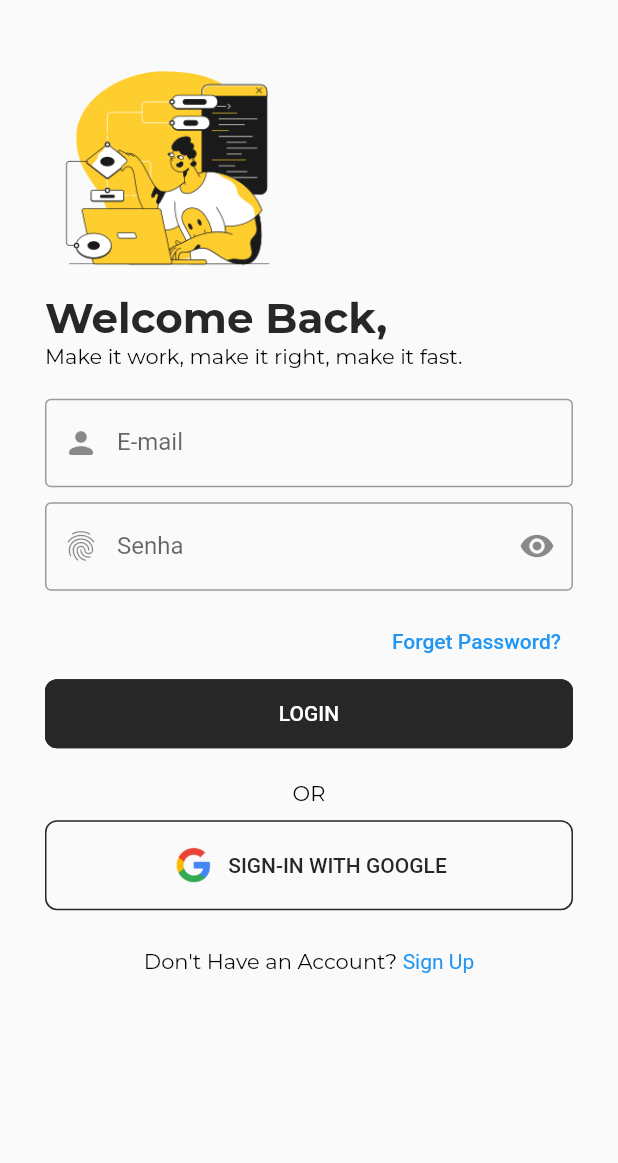
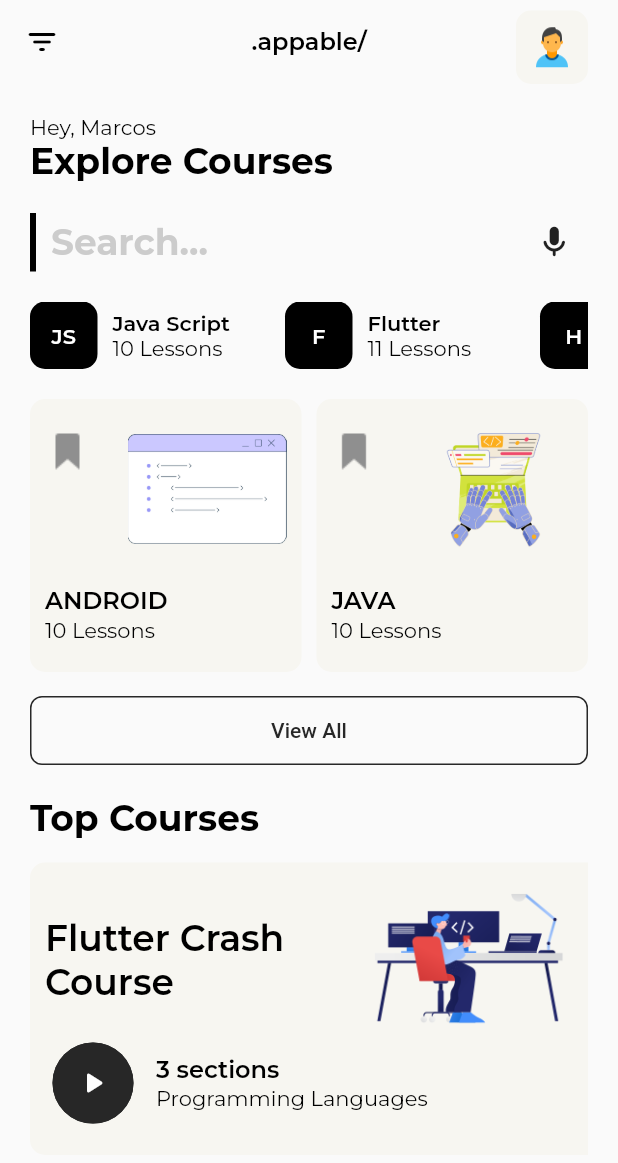
Before and after one commit to marcosvhd1/app_login, a Flutter app: the LoginScreen screen opened directly, after a tap on "LOGIN", on a phone screen of 412 x 824 dp. Shown: the top 1163 px of the screen. Run offline on Flutter 3.47's test engine with Material 2 defaults, Android fonts, the phone set to English and light mode, and no system bars; our stand-ins replace flutter_otp_text_field, get, google_fonts, liquid_swipe, smooth_page_indicator.

Commit message:
Criação do Dashboard

```diff
--- a/lib/src/app/auth/screens/login/widgets/login_form_widget.dart
+++ b/lib/src/app/auth/screens/login/widgets/login_form_widget.dart
@@ -1,7 +1,9 @@
 import 'package:flutter/material.dart';
 import 'package:flutter_login_app/src/app/auth/screens/forget_password/forget_password_options/forget_password_model_bottom_sheet.dart';
+import 'package:flutter_login_app/src/app/core/screens/dashboard/dashboard.dart';
 import 'package:flutter_login_app/src/constants/sizes.dart';
 import 'package:flutter_login_app/src/constants/text_strings.dart';
+import 'package:get/get.dart';
 
 class LoginFormWidget extends StatelessWidget {
   const LoginFormWidget({Key? key}) : super(key: key);
@@ -47,7 +49,7 @@ class LoginFormWidget extends StatelessWidget {
               width: double.infinity,
               child: ElevatedButton(
                 child: Text(appLoginText.toUpperCase()),
-                onPressed: () {},
+                onPressed: () => Get.to(() => const DashboardScreen()),
               ),
             ),
           ],
--- /dev/null
+++ b/lib/src/app/core/models/dashboard/categories_model.dart
@@ -0,0 +1,46 @@
+import 'package:flutter/material.dart';
+
+class DashboardCategoriesModel {
+  final String title, heading, subHeading;
+  final VoidCallback? onPress;
+
+  DashboardCategoriesModel({
+    required this.title,
+    required this.heading,
+    required this.subHeading,
+    required this.onPress,
+  });
+
+  static List<DashboardCategoriesModel> list = [
+    DashboardCategoriesModel(
+      title: 'JS',
+      heading: 'Java Script',
+      subHeading: '10 Lessons',
+      onPress: null,
+    ),
+    DashboardCategoriesModel(
+      title: 'F',
+      heading: 'Flutter',
+      subHeading: '11 Lessons',
+      onPress: null,
+    ),
+    DashboardCategoriesModel(
+      title: 'H',
+      heading: 'HTML',
+      subHeading: '8 Lessons',
+      onPress: null,
+    ),
+    DashboardCategoriesModel(
+      title: 'K',
+      heading: 'Kotlin',
+      subHeading: '20 Lessons',
+      onPress: null,
+    ),
+    DashboardCategoriesModel(
+      title: 'P',
+      heading: 'Python',
+      subHeading: '100 Lessons',
+      onPress: null,
+    ),
+  ];
+}
--- /dev/null
+++ b/lib/src/app/core/models/dashboard/courses_model.dart
@@ -0,0 +1,32 @@
+import 'package:flutter/material.dart';
+import 'package:flutter_login_app/src/constants/image_strings.dart';
+
+class DashboardCoursesModel {
+  final String image, title, heading, subHeading;
+  final VoidCallback? onPress;
+
+  DashboardCoursesModel({
+    required this.image,
+    required this.title,
+    required this.heading,
+    required this.subHeading,
+    required this.onPress,
+  });
+
+  static List<DashboardCoursesModel> list = [
+    DashboardCoursesModel(
+      image: appDashboardTopCoursesImage,
+      title: 'Flutter Crash Course',
+      heading: '3 sections',
+      subHeading: 'Programming Languages',
+      onPress: null,
+    ),
+    DashboardCoursesModel(
+      image: appDashboardTopCoursesImage,
+      title: 'Dark Week',
+      heading: '30 sections',
+      subHeading: 'Programming Languages',
+      onPress: null,
+    ),
+  ];
+}
--- /dev/null
+++ b/lib/src/app/core/screens/dashboard/dashboard.dart
@@ -0,0 +1,43 @@
+import 'package:flutter/material.dart';
+import 'package:flutter_login_app/src/app/core/screens/dashboard/widgets/dashboard_banner_widget.dart';
+import 'package:flutter_login_app/src/app/core/screens/dashboard/widgets/dashboard_categories_widget.dart';
+import 'package:flutter_login_app/src/app/core/screens/dashboard/widgets/dashboard_header_widget.dart';
+import 'package:flutter_login_app/src/app/core/screens/dashboard/widgets/dashboard_search_widget.dart';
+import 'package:flutter_login_app/src/app/core/screens/dashboard/widgets/dashboard_top_courses_widget.dart';
+import 'package:flutter_login_app/src/app/core/screens/dashboard/widgets/dashboard_user_button_widget.dart';
+import 'package:flutter_login_app/src/constants/colors.dart';
+import 'package:flutter_login_app/src/constants/sizes.dart';
+import 'package:flutter_login_app/src/constants/text_strings.dart';
+
+class DashboardScreen extends StatelessWidget {
+  const DashboardScreen({super.key});
+
+  @override
+  Widget build(BuildContext context) {
+    return Scaffold(
+      appBar: AppBar(
+        elevation: 0,
+        centerTitle: true,
+        backgroundColor: Colors.transparent,
+        title: Text(appName, style: Theme.of(context).textTheme.headline4),
+        leading: const Icon(Icons.filter_list_rounded, color: appDarkColor),
+        actions: const [DashboardUserButtonWidget()],
+      ),
+      body: SingleChildScrollView(
+        child: Container(
+          padding: const EdgeInsets.all(appDashboardPadding),
+          child: Column(
+            crossAxisAlignment: CrossAxisAlignment.start,
+            children: const [
+              DashboardHeaderWidget(),
+              DashboardSearchWidget(),
+              DashboardCategoriesWidget(),
+              DashboardBannerWidget(),
+              DashboardTopCoursesWidget(),
+            ],
+          ),
+        ),
+      ),
+    );
+  }
+}
--- /dev/null
+++ b/lib/src/app/core/screens/dashboard/widgets/dashboard_banner_widget.dart
@@ -0,0 +1,121 @@
+import 'package:flutter/material.dart';
+import 'package:flutter_login_app/src/constants/colors.dart';
+import 'package:flutter_login_app/src/constants/image_strings.dart';
+import 'package:flutter_login_app/src/constants/sizes.dart';
+import 'package:flutter_login_app/src/constants/text_strings.dart';
+
+class DashboardBannerWidget extends StatelessWidget {
+  const DashboardBannerWidget({Key? key}) : super(key: key);
+
+  @override
+  Widget build(BuildContext context) {
+    final textTheme = Theme.of(context).textTheme;
+    return Column(
+      children: [
+        Row(
+          crossAxisAlignment: CrossAxisAlignment.start,
+          children: [
+            Flexible(
+              child: Container(
+                padding: const EdgeInsets.symmetric(
+                  horizontal: 10,
+                  vertical: 20,
+                ),
+                decoration: BoxDecoration(
+                  borderRadius: BorderRadius.circular(10),
+                  color: appCardBgColor,
+                ),
+                child: Column(
+                  crossAxisAlignment: CrossAxisAlignment.start,
+                  children: [
+                    Row(
+                      mainAxisAlignment: MainAxisAlignment.spaceBetween,
+                      crossAxisAlignment: CrossAxisAlignment.start,
+                      children: const [
+                        Image(
+                          image: AssetImage(appDashboardBookMark),
+                        ),
+                        SizedBox(width: 25),
+                        Expanded(
+                          child: Image(
+                            image: AssetImage(appDashboardBannerImage1),
+                            height: 80,
+                          ),
+                        ),
+                      ],
+                    ),
+                    const SizedBox(height: 25),
+                    Text(
+                      appDashboardBannerTitle1,
+                      style: textTheme.headline4?.apply(color: appDarkColor),
+                      overflow: TextOverflow.ellipsis,
+                    ),
+                    Text(
+                      appDashboardBannerSubTitle,
+                      style: textTheme.bodyText2?.apply(color: appDarkColor),
+                      overflow: TextOverflow.ellipsis,
+                    ),
+                  ],
+                ),
+              ),
+            ),
+            const SizedBox(width: appDashboardCardPadding),
+            Flexible(
+              child: Container(
+                padding: const EdgeInsets.symmetric(
+                  horizontal: 10,
+                  vertical: 20,
+                ),
+                decoration: BoxDecoration(
+                  borderRadius: BorderRadius.circular(10),
+                  color: appCardBgColor,
+                ),
+                child: Column(
+                  crossAxisAlignment: CrossAxisAlignment.start,
+                  children: [
+                    Row(
+                      mainAxisAlignment: MainAxisAlignment.spaceBetween,
+                      crossAxisAlignment: CrossAxisAlignment.start,
+                      children: const [
+                        Image(
+                          image: AssetImage(appDashboardBookMark),
+                        ),
+                        SizedBox(width: 25),
+                        Expanded(
+                          child: Image(
+                            image: AssetImage(appDashboardBannerImage2),
+                            height: 80,
+                          ),
+                        ),
+                      ],
+                    ),
+                    const SizedBox(height: 25),
+                    Text(
+                      appDashboardBannerTitle2,
+                      style: textTheme.headline4?.apply(color: appDarkColor),
+                      overflow: TextOverflow.ellipsis,
+                    ),
+                    Text(
+                      appDashboardBannerSubTitle,
+                      style: textTheme.bodyText2?.apply(color: appDarkColor),
+                      overflow: TextOverflow.ellipsis,
+                    ),
+                  ],
+                ),
+              ),
+            ),
+          ],
+        ),
+        const SizedBox(height: 15),
+        SizedBox(
+          width: double.infinity,
+          child: OutlinedButton(
+            onPressed: () {},
+            child: const Text(appDashboardButton),
+          ),
+        ),
+        const SizedBox(height: appDashboardPadding),
+      ],
+    );
+  }
+}
--- /dev/null
+++ b/lib/src/app/core/screens/dashboard/widgets/dashboard_categories_widget.dart
@@ -0,0 +1,74 @@
+import 'package:flutter/material.dart';
+import 'package:flutter_login_app/src/app/core/models/dashboard/categories_model.dart';
+import 'package:flutter_login_app/src/constants/colors.dart';
+import 'package:flutter_login_app/src/constants/sizes.dart';
+
+class DashboardCategoriesWidget extends StatelessWidget {
+  const DashboardCategoriesWidget({Key? key}) : super(key: key);
+
+  @override
+  Widget build(BuildContext context) {
+    final textTheme = Theme.of(context).textTheme;
+    final list = DashboardCategoriesModel.list;
+    return Column(
+      children: [
+        SizedBox(
+          height: 45,
+          child: ListView.builder(
+            itemCount: list.length,
+            shrinkWrap: true,
+            scrollDirection: Axis.horizontal,
+            itemBuilder: (context, index) {
+              return InkWell(
+                onTap: list[index].onPress,
+                child: SizedBox(
+                  width: 170,
+                  height: 50,
+                  child: Row(
+                    children: [
+                      Container(
+                        width: 45,
+                        height: 45,
+                        decoration: BoxDecoration(
+                          borderRadius: BorderRadius.circular(10),
+                          color: appDarkColor,
+                        ),
+                        child: Center(
+                          child: Text(
+                            list[index].title,
+                            style:
+                                textTheme.headline6?.apply(color: appWhiteColor),
+                          ),
+                        ),
+                      ),
+                      const SizedBox(width: 10),
+                      Flexible(
+                        child: Column(
+                          crossAxisAlignment: CrossAxisAlignment.start,
+                          mainAxisAlignment: MainAxisAlignment.center,
+                          children: [
+                            Text(
+                              list[index].heading,
+                              style: textTheme.headline6,
+                              overflow: TextOverflow.ellipsis,
+                            ),
+                            Text(
+                              list[index].subHeading,
+                              style: textTheme.bodyText2,
+                              overflow: TextOverflow.ellipsis,
+                            ),
+                          ],
+                        ),
+                      ),
+                    ],
+                  ),
+                ),
+              );
+            },
+          ),
+        ),
+        const SizedBox(height: appDashboardPadding),
+      ],
+    );
+  }
+}
--- /dev/null
+++ b/lib/src/app/core/screens/dashboard/widgets/dashboard_header_widget.dart
@@ -0,0 +1,20 @@
+import 'package:flutter/material.dart';
+import 'package:flutter_login_app/src/constants/sizes.dart';
+import 'package:flutter_login_app/src/constants/text_strings.dart';
+
+class DashboardHeaderWidget extends StatelessWidget {
+  const DashboardHeaderWidget({super.key});
+
+  @override
+  Widget build(BuildContext context) {
+    final textTheme = Theme.of(context).textTheme;
+    return Column(
+      crossAxisAlignment: CrossAxisAlignment.start,
+      children: [
+        Text(appDashboardTitle, style: textTheme.bodyText2),
+        Text(appDashboardHeading, style: textTheme.headline2),
+        const SizedBox(height: appDashboardPadding),
+      ],
+    );
+  }
+}
--- /dev/null
+++ b/lib/src/app/core/screens/dashboard/widgets/dashboard_search_widget.dart
@@ -0,0 +1,37 @@
+import 'package:flutter/material.dart';
+import 'package:flutter_login_app/src/constants/sizes.dart';
+import 'package:flutter_login_app/src/constants/text_strings.dart';
+
+class DashboardSearchWidget extends StatelessWidget {
+  const DashboardSearchWidget({Key? key}) : super(key: key);
+
+  @override
+  Widget build(BuildContext context) {
+    final textTheme = Theme.of(context).textTheme;
+    return Column(
+      children: [
+        Container(
+          padding: const EdgeInsets.symmetric(horizontal: 10, vertical: 5),
+          decoration: const BoxDecoration(
+            border: Border(
+              left: BorderSide(width: 4),
+            ),
+          ),
+          child: Row(
+            mainAxisAlignment: MainAxisAlignment.spaceBetween,
+            children: [
+              Text(
+                appDashboardSearch,
+                style: textTheme.headline2?.apply(
+                  color: Colors.grey.withOpacity(0.5),
+                ),
+              ),
+              const Icon(Icons.mic_rounded, size: 25)
+            ],
+          ),
+        ),
+        const SizedBox(height: appDashboardPadding),
+      ],
+    );
+  }
+}
--- /dev/null
+++ b/lib/src/app/core/screens/dashboard/widgets/dashboard_top_courses_widget.dart
@@ -0,0 +1,92 @@
+import 'package:flutter/material.dart';
+import 'package:flutter_login_app/src/app/core/models/dashboard/courses_model.dart';
+import 'package:flutter_login_app/src/constants/colors.dart';
+import 'package:flutter_login_app/src/constants/sizes.dart';
+import 'package:flutter_login_app/src/constants/text_strings.dart';
+
+class DashboardTopCoursesWidget extends StatelessWidget {
+  const DashboardTopCoursesWidget({super.key});
+
+  @override
+  Widget build(BuildContext context) {
+    final textTheme = Theme.of(context).textTheme;
+    final list = DashboardCoursesModel.list;
+    return Column(
+      crossAxisAlignment: CrossAxisAlignment.start,
+      children: [
+        Text(appDashboardTopCourses, style: textTheme.headline2),
+        const SizedBox(height: appDashboardCardPadding),
+        SizedBox(
+          height: 200,
+          child: ListView.builder(
+            itemCount: list.length,
+            shrinkWrap: true,
+            scrollDirection: Axis.horizontal,
+            itemBuilder: (context, index) {
+              return Padding(
+                padding: const EdgeInsets.only(right: 10, top: 5),
+                child: Container(
+                  decoration: BoxDecoration(
+                    borderRadius: BorderRadius.circular(10),
+                    color: appCardBgColor,
+                  ),
+                  padding: const EdgeInsets.all(10),
+                  child: Column(
+                    crossAxisAlignment: CrossAxisAlignment.start,
+                    children: [
+                      Row(
+                        mainAxisAlignment: MainAxisAlignment.spaceBetween,
+                        children: [
+                          SizedBox(
+                            width: 200,
+                            child: Text(
+                              list[index].title,
+                              style: textTheme.headline3,
+                              maxLines: 2,
+                              overflow: TextOverflow.ellipsis,
+                            ),
+                          ),
+                          Image(
+                            image: AssetImage(list[index].image),
+                            height: 110,
+                          ),
+                        ],
+                      ),
+                      Row(
+                        children: [
+                          ElevatedButton(
+                            style: ElevatedButton.styleFrom(
+                              shape: const CircleBorder(),
+                            ),
+                            onPressed: () => list[index].onPress,
+                            child: const Icon(Icons.play_arrow_rounded),
+                          ),
+                          const SizedBox(width: appDashboardCardPadding),
+                          Column(
+                            crossAxisAlignment: CrossAxisAlignment.start,
+                            children: [
+                              Text(
+                                list[index].heading,
+                                style: textTheme.headline4,
+                                overflow: TextOverflow.ellipsis,
+                              ),
+                              Text(
+                                list[index].subHeading,
+                                style: textTheme.bodyText2,
+                                overflow: TextOverflow.ellipsis,
+                              ),
+                            ],
+                          ),
+                        ],
+                      ),
+                    ],
+                  ),
+                ),
+              );
+            },
+          ),
+        ),
+      ],
+    );
+  }
+}
--- /dev/null
+++ b/lib/src/app/core/screens/dashboard/widgets/dashboard_user_button_widget.dart
@@ -0,0 +1,22 @@
+import 'package:flutter/material.dart';
+import 'package:flutter_login_app/src/constants/colors.dart';
+import 'package:flutter_login_app/src/constants/image_strings.dart';
+
+class DashboardUserButtonWidget extends StatelessWidget {
+  const DashboardUserButtonWidget({super.key});
+
+  @override
+  Widget build(BuildContext context) {
+    return Container(
+      margin: const EdgeInsets.only(right: 20, top: 7),
+      decoration: BoxDecoration(
+        borderRadius: BorderRadius.circular(10),
+        color: appCardBgColor,
+      ),
+      child: IconButton(
+        icon: const Image(image: AssetImage(appDashboardUserImage)),
+        onPressed: () {},
+      ),
+    );
+  }
+}
--- a/lib/src/constants/image_strings.dart
+++ b/lib/src/constants/image_strings.dart
@@ -9,3 +9,9 @@ const String appWelcomeScreenImage = "assets/images/welcome.png";
 const String appGoogleImage = "assets/images/google.png";
 
 const String appForgetPasswordImage = "assets/images/forget-password.png";
+
+const String appDashboardUserImage = "assets/images/user.png";
+const String appDashboardBookMark = "assets/images/book-mark.png";
+const String appDashboardBannerImage1 = "assets/images/dashboard-banner1.png";
+const String appDashboardBannerImage2 = "assets/images/dashboard-banner2.png";
+const String appDashboardTopCoursesImage = "assets/images/top-courses.png";
--- a/lib/src/constants/sizes.dart
+++ b/lib/src/constants/sizes.dart
@@ -2,3 +2,6 @@ const appDefaultSize = 30.0;
 const appSplashContainerSize = 30.0;
 const appButtonHeight = 15.0;
 const appFormHeight = 30.0;
+
+const appDashboardPadding = 20.0;
+const appDashboardCardPadding = 10.0;
--- a/lib/src/constants/text_strings.dart
+++ b/lib/src/constants/text_strings.dart
@@ -34,3 +34,13 @@ const String appResetViaPhoneSubTitle = "Enter your registered Phone N° to rece
 const String appOtpTitle = "CO\nDE";
 const String appOtpSubTitle = "Verification";
 const String appOtpMessage = "Enter your verification code sent at ";
+
+
+const String appDashboardTitle = "Hey, Marcos";
+const String appDashboardHeading = "Explore Courses";
+const String appDashboardSearch = "Search...";
+const String appDashboardBannerTitle1 = "ANDROID";
+const String appDashboardBannerTitle2 = "JAVA";
+const String appDashboardBannerSubTitle = "10 Lessons";
+const String appDashboardButton = "View All";
+const String appDashboardTopCourses = "Top Courses";
```
Also changed, not shown: assets/images/book-mark.png (added), assets/images/dashboard-banner1.png (added), assets/images/dashboard-banner2.png (added), assets/images/top-courses.png (added), assets/images/user.png (added).
